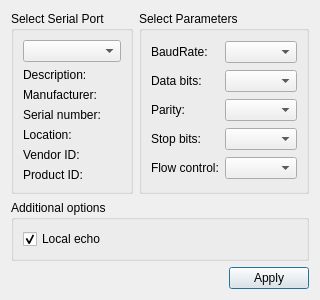
karlyang99/CAN, file smb_control/settingsdialog.ui: the form before one commit.
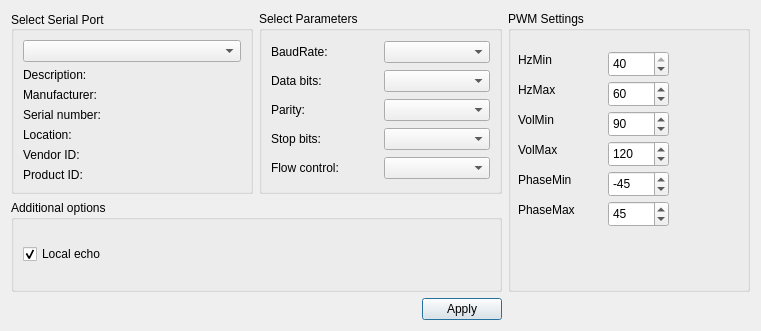
The form after the commit.

Commit message: smb_control setting moved to the separate diaglog.

Diff of the .ui file:
```diff
--- a/smb_control/settingsdialog.ui
+++ b/smb_control/settingsdialog.ui
@@ -6,78 +6,22 @@
    <rect>
     <x>0</x>
     <y>0</y>
-    <width>281</width>
-    <height>262</height>
+    <width>761</width>
+    <height>331</height>
    </rect>
   </property>
   <property name="windowTitle">
    <string>Settings</string>
   </property>
   <layout class="QGridLayout" name="gridLayout_3">
-   <item row="0" column="1">
-    <widget class="QGroupBox" name="parametersBox">
-     <property name="title">
-      <string>Select Parameters</string>
-     </property>
-     <layout class="QGridLayout" name="gridLayout_2">
-      <item row="0" column="0">
-       <widget class="QLabel" name="baudRateLabel">
-        <property name="text">
-         <string>BaudRate:</string>
-        </property>
-       </widget>
-      </item>
-      <item row="0" column="1">
-       <widget class="QComboBox" name="baudRateBox"/>
-      </item>
-      <item row="1" column="0">
-       <widget class="QLabel" name="dataBitsLabel">
-        <property name="text">
-         <string>Data bits:</string>
-        </property>
-       </widget>
-      </item>
-      <item row="1" column="1">
-       <widget class="QComboBox" name="dataBitsBox"/>
-      </item>
-      <item row="2" column="0">
-       <widget class="QLabel" name="parityLabel">
-        <property name="text">
-         <string>Parity:</string>
-        </property>
-       </widget>
-      </item>
-      <item row="2" column="1">
-       <widget class="QComboBox" name="parityBox"/>
-      </item>
-      <item row="3" column="0">
-       <widget class="QLabel" name="stopBitsLabel">
-        <property name="text">
-         <string>Stop bits:</string>
-        </property>
-       </widget>
-      </item>
-      <item row="3" column="1">
-       <widget class="QComboBox" name="stopBitsBox"/>
-      </item>
-      <item row="4" column="0">
-       <widget class="QLabel" name="flowControlLabel">
-        <property name="text">
-         <string>Flow control:</string>
-        </property>
-       </widget>
-      </item>
-      <item row="4" column="1">
-       <widget class="QComboBox" name="flowControlBox"/>
-      </item>
-     </layout>
-    </widget>
-   </item>
    <item row="0" column="0">
     <widget class="QGroupBox" name="selectBox">
      <property name="title">
       <string>Select Serial Port</string>
      </property>
+     <property name="alignment">
+      <set>Qt::AlignLeading|Qt::AlignLeft|Qt::AlignVCenter</set>
+     </property>
      <layout class="QGridLayout" name="gridLayout">
       <item row="0" column="0">
        <widget class="QComboBox" name="serialPortInfoListBox"/>
@@ -127,6 +71,84 @@
      </layout>
     </widget>
    </item>
+   <item row="0" column="1">
+    <widget class="QGroupBox" name="parametersBox">
+     <property name="title">
+      <string>Select Parameters</string>
+     </property>
+     <layout class="QGridLayout" name="gridLayout_2">
+      <item row="0" column="0">
+       <widget class="QLabel" name="baudRateLabel">
+        <property name="text">
+         <string>BaudRate:</string>
+        </property>
+       </widget>
+      </item>
+      <item row="2" column="1">
+       <widget class="QComboBox" name="parityBox"/>
+      </item>
+      <item row="0" column="1">
+       <widget class="QComboBox" name="baudRateBox"/>
+      </item>
+      <item row="2" column="0">
+       <widget class="QLabel" name="parityLabel">
+        <property name="text">
+         <string>Parity:</string>
+        </property>
+       </widget>
+      </item>
+      <item row="3" column="0">
+       <widget class="QLabel" name="stopBitsLabel">
+        <property name="text">
+         <string>Stop bits:</string>
+        </property>
+       </widget>
+      </item>
+      <item row="4" column="1">
+       <widget class="QComboBox" name="flowControlBox"/>
+      </item>
+      <item row="4" column="0">
+       <widget class="QLabel" name="flowControlLabel">
+        <property name="text">
+         <string>Flow control:</string>
+        </property>
+       </widget>
+      </item>
+      <item row="1" column="0">
+       <widget class="QLabel" name="dataBitsLabel">
+        <property name="text">
+         <string>Data bits:</string>
+        </property>
+       </widget>
+      </item>
+      <item row="1" column="1">
+       <widget class="QComboBox" name="dataBitsBox"/>
+      </item>
+      <item row="3" column="1">
+       <widget class="QComboBox" name="stopBitsBox"/>
+      </item>
+     </layout>
+    </widget>
+   </item>
+   <item row="1" column="0" colspan="2">
+    <widget class="QGroupBox" name="additionalOptionsGroupBox">
+     <property name="title">
+      <string>Additional options</string>
+     </property>
+     <layout class="QVBoxLayout" name="verticalLayout">
+      <item>
+       <widget class="QCheckBox" name="localEchoCheckBox">
+        <property name="text">
+         <string>Local echo</string>
+        </property>
+        <property name="checked">
+         <bool>true</bool>
+        </property>
+       </widget>
+      </item>
+     </layout>
+    </widget>
+   </item>
    <item row="2" column="0" colspan="2">
     <layout class="QHBoxLayout" name="horizontalLayout">
      <item>
@@ -151,23 +173,203 @@
      </item>
     </layout>
    </item>
-   <item row="1" column="0" colspan="2">
-    <widget class="QGroupBox" name="additionalOptionsGroupBox">
+   <item row="0" column="2" rowspan="2">
+    <widget class="QGroupBox" name="pwmBox">
      <property name="title">
-      <string>Additional options</string>
+      <string>PWM Settings</string>
      </property>
-     <layout class="QVBoxLayout" name="verticalLayout">
-      <item>
-       <widget class="QCheckBox" name="localEchoCheckBox">
-        <property name="text">
-         <string>Local echo</string>
-        </property>
-        <property name="checked">
-         <bool>true</bool>
-        </property>
-       </widget>
-      </item>
-     </layout>
+     <widget class="QLabel" name="FrequencyMin">
+      <property name="geometry">
+       <rect>
+        <x>10</x>
+        <y>40</y>
+        <width>67</width>
+        <height>17</height>
+       </rect>
+      </property>
+      <property name="text">
+       <string>HzMin</string>
+      </property>
+     </widget>
+     <widget class="QLabel" name="FrequencyMax">
+      <property name="geometry">
+       <rect>
+        <x>10</x>
+        <y>70</y>
+        <width>67</width>
+        <height>17</height>
+       </rect>
+      </property>
+      <property name="text">
+       <string>HzMax</string>
+      </property>
+     </widget>
+     <widget class="QLabel" name="VoltageMin">
+      <property name="geometry">
+       <rect>
+        <x>10</x>
+        <y>100</y>
+        <width>67</width>
+        <height>17</height>
+       </rect>
+      </property>
+      <property name="text">
+       <string>VolMin</string>
+      </property>
+     </widget>
+     <widget class="QSpinBox" name="HzMinBox">
+      <property name="geometry">
+       <rect>
+        <x>100</x>
+        <y>40</y>
+        <width>61</width>
+        <height>26</height>
+       </rect>
+      </property>
+      <property name="minimum">
+       <number>20</number>
+      </property>
+      <property name="maximum">
+       <number>40</number>
+      </property>
+      <property name="value">
+       <number>40</number>
+      </property>
+     </widget>
+     <widget class="QSpinBox" name="HzMaxBox">
+      <property name="geometry">
+       <rect>
+        <x>100</x>
+        <y>70</y>
+        <width>61</width>
+        <height>26</height>
+       </rect>
+      </property>
+      <property name="minimum">
+       <number>50</number>
+      </property>
+      <property name="maximum">
+       <number>70</number>
+      </property>
+      <property name="value">
+       <number>60</number>
+      </property>
+     </widget>
+     <widget class="QSpinBox" name="VolMinBox">
+      <property name="geometry">
+       <rect>
+        <x>100</x>
+        <y>100</y>
+        <width>61</width>
+        <height>26</height>
+       </rect>
+      </property>
+      <property name="minimum">
+       <number>80</number>
+      </property>
+      <property name="maximum">
+       <number>100</number>
+      </property>
+      <property name="value">
+       <number>90</number>
+      </property>
+     </widget>
+     <widget class="QLabel" name="VoltageMax">
+      <property name="geometry">
+       <rect>
+        <x>10</x>
+        <y>130</y>
+        <width>67</width>
+        <height>17</height>
+       </rect>
+      </property>
+      <property name="text">
+       <string>VolMax</string>
+      </property>
+     </widget>
+     <widget class="QLabel" name="PhaseMin">
+      <property name="geometry">
+       <rect>
+        <x>10</x>
+        <y>160</y>
+        <width>71</width>
+        <height>17</height>
+       </rect>
+      </property>
+      <property name="text">
+       <string>PhaseMin</string>
+      </property>
+     </widget>
+     <widget class="QLabel" name="PhaseMax">
+      <property name="geometry">
+       <rect>
+        <x>10</x>
+        <y>190</y>
+        <width>81</width>
+        <height>17</height>
+       </rect>
+      </property>
+      <property name="text">
+       <string>PhaseMax</string>
+      </property>
+     </widget>
+     <widget class="QSpinBox" name="VolMaxBox">
+      <property name="geometry">
+       <rect>
+        <x>100</x>
+        <y>130</y>
+        <width>61</width>
+        <height>26</height>
+       </rect>
+      </property>
+      <property name="minimum">
+       <number>90</number>
+      </property>
+      <property name="maximum">
+       <number>140</number>
+      </property>
+      <property name="value">
+       <number>120</number>
+      </property>
+     </widget>
+     <widget class="QSpinBox" name="PhaseMinBox">
+      <property name="geometry">
+       <rect>
+        <x>100</x>
+        <y>160</y>
+        <width>61</width>
+        <height>26</height>
+       </rect>
+      </property>
+      <property name="minimum">
+       <number>-90</number>
+      </property>
+      <property name="maximum">
+       <number>0</number>
+      </property>
+      <property name="value">
+       <number>-45</number>
+      </property>
+     </widget>
+     <widget class="QSpinBox" name="PhaseMaxBox">
+      <property name="geometry">
+       <rect>
+        <x>100</x>
+        <y>190</y>
+        <width>61</width>
+        <height>26</height>
+       </rect>
+      </property>
+      <property name="minimum">
+       <number>0</number>
+      </property>
+      <property name="maximum">
+       <number>90</number>
+      </property>
+      <property name="value">
+       <number>45</number>
+      </property>
+     </widget>
     </widget>
    </item>
   </layout>
```
The commit also changes 4 other files.
